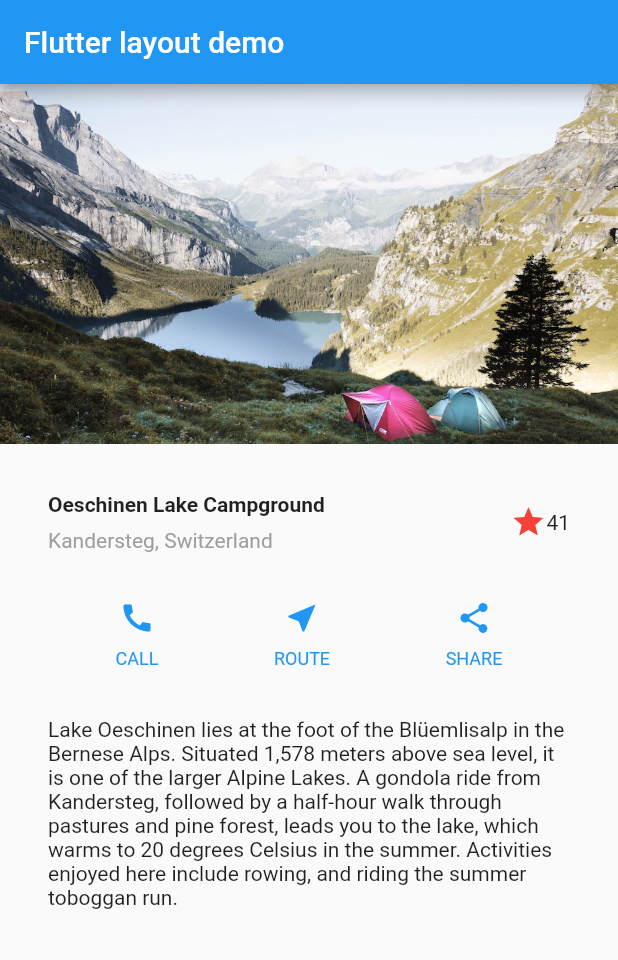
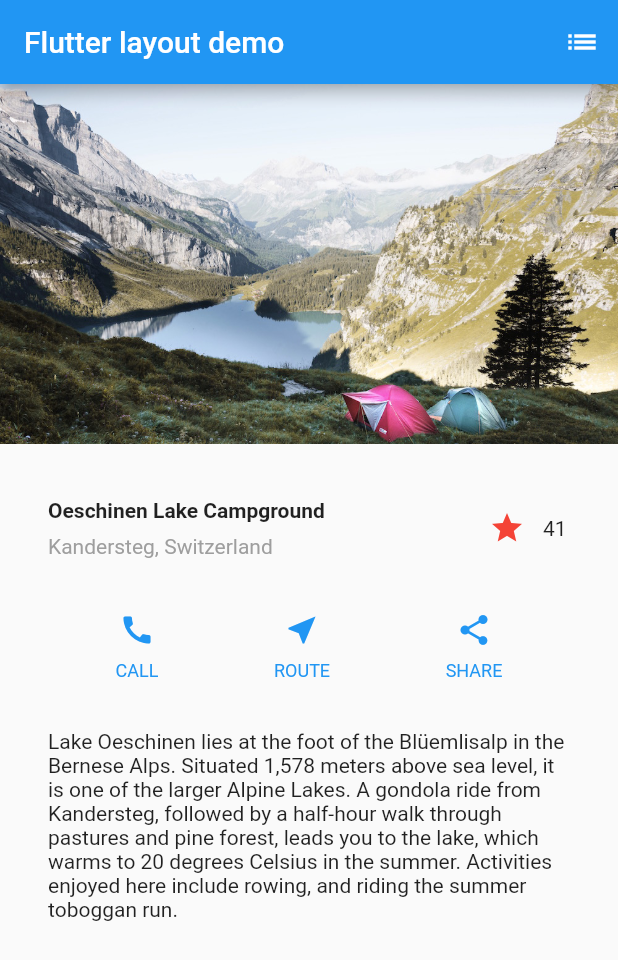
Before and after one commit to MudOnTire/flutter_demos, a Flutter app: the screen it shows after launch, on a phone screen of 412 x 824 dp. Shown: the top 960 px of the screen. Run offline on Flutter 3.47's test engine with Material 2 defaults, Android fonts, the phone set to English and light mode, and no system bars.

Commit message:
add routes and navigation

```diff
--- a/lib/main.dart
+++ b/lib/main.dart
@@ -1,106 +1,23 @@
 import 'package:flutter/material.dart';
+import 'package:flutter_layout_demo/pages/home.dart';
+import 'package:flutter_layout_demo/pages/screen_one.dart';
+import 'package:flutter_layout_demo/pages/screen_two.dart';
 
 void main() => runApp(MyApp());
 
 class MyApp extends StatelessWidget {
-  // This widget is the root of your application.
-
-  Widget titleSection = Container(
-    padding: const EdgeInsets.all(32),
-    child: Row(
-      children: [
-        Expanded(
-          child: Column(
-            crossAxisAlignment: CrossAxisAlignment.start,
-            children: [
-              Container(
-                padding: const EdgeInsets.only(bottom: 8),
-                child: Text('Oeschinen Lake Campground',
-                    style: TextStyle(fontWeight: FontWeight.bold)),
-              ),
-              Text('Kandersteg, Switzerland',
-                  style: TextStyle(color: Colors.grey[500]))
-            ],
-          ),
-        ),
-        Icon(Icons.star, color: Colors.red[500]),
-        Text('41')
-      ],
-    ),
-  );
-
-  Column _buildButtonColumn(Color color, IconData icon, String label) {
-    return Column(
-      mainAxisSize: MainAxisSize.min,
-      mainAxisAlignment: MainAxisAlignment.center,
-      children: <Widget>[
-        Icon(icon, color: color),
-        Container(
-          margin: const EdgeInsets.only(top: 8),
-          child: Text(
-            label,
-            style: TextStyle(
-                fontSize: 12, fontWeight: FontWeight.w400, color: color),
-          ),
-        )
-      ],
-    );
-  }
-
-  Widget textSection = Container(
-    padding: const EdgeInsets.all(32),
-    child: Text(
-        'Lake Oeschinen lies at the foot of the Blüemlisalp in the Bernese '
-        'Alps. Situated 1,578 meters above sea level, it is one of the '
-        'larger Alpine Lakes. A gondola ride from Kandersteg, followed by a '
-        'half-hour walk through pastures and pine forest, leads you to the '
-        'lake, which warms to 20 degrees Celsius in the summer. Activities '
-        'enjoyed here include rowing, and riding the summer toboggan run.',
-        softWrap: true),
-  );
-
   @override
   Widget build(BuildContext context) {
-    Color color = Theme.of(context).primaryColor;
-
-    Widget buttonSection = Container(
-        child: Row(
-            mainAxisAlignment: MainAxisAlignment.spaceEvenly,
-            children: <Widget>[
-          _buildButtonColumn(color, Icons.call, 'CALL'),
-          _buildButtonColumn(color, Icons.near_me, 'ROUTE'),
-          _buildButtonColumn(color, Icons.share, 'SHARE')
-        ]));
-
     return MaterialApp(
         title: 'Flutter Layout Demo',
+        initialRoute: '/',
+        routes: {
+          '/first': (context) => FirstScreen(),
+          '/second': (context) => SecondScreen()
+        },
         theme: ThemeData(
-          // This is the theme of your application.
-          //
-          // Try running your application with "flutter run". You'll see the
-          // application has a blue toolbar. Then, without quitting the app, try
-          // changing the primarySwatch below to Colors.green and then invoke
-          // "hot reload" (press "r" in the console where you ran "flutter run",
-          // or simply save your changes to "hot reload" in a Flutter IDE).
-          // Notice that the counter didn't reset back to zero; the application
-          // is not restarted.
           primarySwatch: Colors.blue,
         ),
-        home: Scaffold(
-            appBar: AppBar(
-              title: Text('Flutter layout demo'),
-            ),
-            body:
-                ListView(children: [
-                  Image.asset(
-                    'images/lake.jpg',
-                    width: 600,
-                    height: 240,
-                    fit: BoxFit.cover,
-                  ),
-                  titleSection,
-                  buttonSection,
-                  textSection
-                ])));
+        home: Home());
   }
 }
--- /dev/null
+++ b/lib/pages/home.dart
@@ -0,0 +1,139 @@
+import 'package:flutter/material.dart';
+
+class _FavoriteWidget extends StatefulWidget {
+  @override
+  _FavoriteWidgetState createState() => _FavoriteWidgetState();
+}
+
+class _FavoriteWidgetState extends State<_FavoriteWidget> {
+  bool _isFavorited = true;
+  int _favoriteCount = 41;
+
+  void _toggleFavorite() {
+    setState(() {
+      if (_isFavorited) {
+        _favoriteCount -= 1;
+        _isFavorited = false;
+      } else {
+        _favoriteCount += 1;
+        _isFavorited = true;
+      }
+    });
+  }
+
+  @override
+  Widget build(BuildContext context) {
+    return Row(
+      mainAxisSize: MainAxisSize.min,
+      children: <Widget>[
+        Container(
+          padding: EdgeInsets.all(0),
+          child: IconButton(
+            icon: (_isFavorited ? Icon(Icons.star) : Icon(Icons.star_border)),
+            color: Colors.red[500],
+            onPressed: _toggleFavorite,
+          ),
+        ),
+        SizedBox(
+          width: 18,
+          child: Container(
+            child: Text('$_favoriteCount'),
+          ),
+        )
+      ],
+    );
+  }
+}
+
+class Home extends StatelessWidget {
+  Widget titleSection = Container(
+    padding: const EdgeInsets.all(32),
+    child: Row(
+      children: [
+        Expanded(
+          child: Column(
+            crossAxisAlignment: CrossAxisAlignment.start,
+            children: [
+              Container(
+                padding: const EdgeInsets.only(bottom: 8),
+                child: Text('Oeschinen Lake Campground',
+                    style: TextStyle(fontWeight: FontWeight.bold)),
+              ),
+              Text('Kandersteg, Switzerland',
+                  style: TextStyle(color: Colors.grey[500]))
+            ],
+          ),
+        ),
+        _FavoriteWidget()
+      ],
+    ),
+  );
+
+  Column _buildButtonColumn(Color color, IconData icon, String label) {
+    return Column(
+      mainAxisSize: MainAxisSize.min,
+      mainAxisAlignment: MainAxisAlignment.center,
+      children: <Widget>[
+        Icon(icon, color: color),
+        Container(
+          margin: const EdgeInsets.only(top: 8),
+          child: Text(
+            label,
+            style: TextStyle(
+                fontSize: 12, fontWeight: FontWeight.w400, color: color),
+          ),
+        )
+      ],
+    );
+  }
+
+  Widget textSection = Container(
+    padding: const EdgeInsets.all(32),
+    child: Text(
+        'Lake Oeschinen lies at the foot of the Blüemlisalp in the Bernese '
+        'Alps. Situated 1,578 meters above sea level, it is one of the '
+        'larger Alpine Lakes. A gondola ride from Kandersteg, followed by a '
+        'half-hour walk through pastures and pine forest, leads you to the '
+        'lake, which warms to 20 degrees Celsius in the summer. Activities '
+        'enjoyed here include rowing, and riding the summer toboggan run.',
+        softWrap: true),
+  );
+
+  @override
+  Widget build(BuildContext context) {
+    Color color = Theme.of(context).primaryColor;
+
+    Widget buttonSection = Container(
+        child: Row(
+            mainAxisAlignment: MainAxisAlignment.spaceEvenly,
+            children: <Widget>[
+          _buildButtonColumn(color, Icons.call, 'CALL'),
+          _buildButtonColumn(color, Icons.near_me, 'ROUTE'),
+          _buildButtonColumn(color, Icons.share, 'SHARE')
+        ]));
+
+    return Scaffold(
+        appBar: AppBar(
+          title: Text('Flutter layout demo'),
+          actions: <Widget>[
+            IconButton(
+              icon: Icon(Icons.list),
+              onPressed: () {
+                Navigator.of(context).pushNamed('/first');
+              },
+            )
+          ],
+        ),
+        body: ListView(children: [
+          Image.asset(
+            'images/lake.jpg',
+            width: 600,
+            height: 240,
+            fit: BoxFit.cover,
+          ),
+          titleSection,
+          buttonSection,
+          textSection
+        ]));
+  }
+}
```
Also changed, not shown: lib/pages/screen_one.dart (added, +18 -0 lines), lib/pages/screen_two.dart (added, +18 -0 lines).
